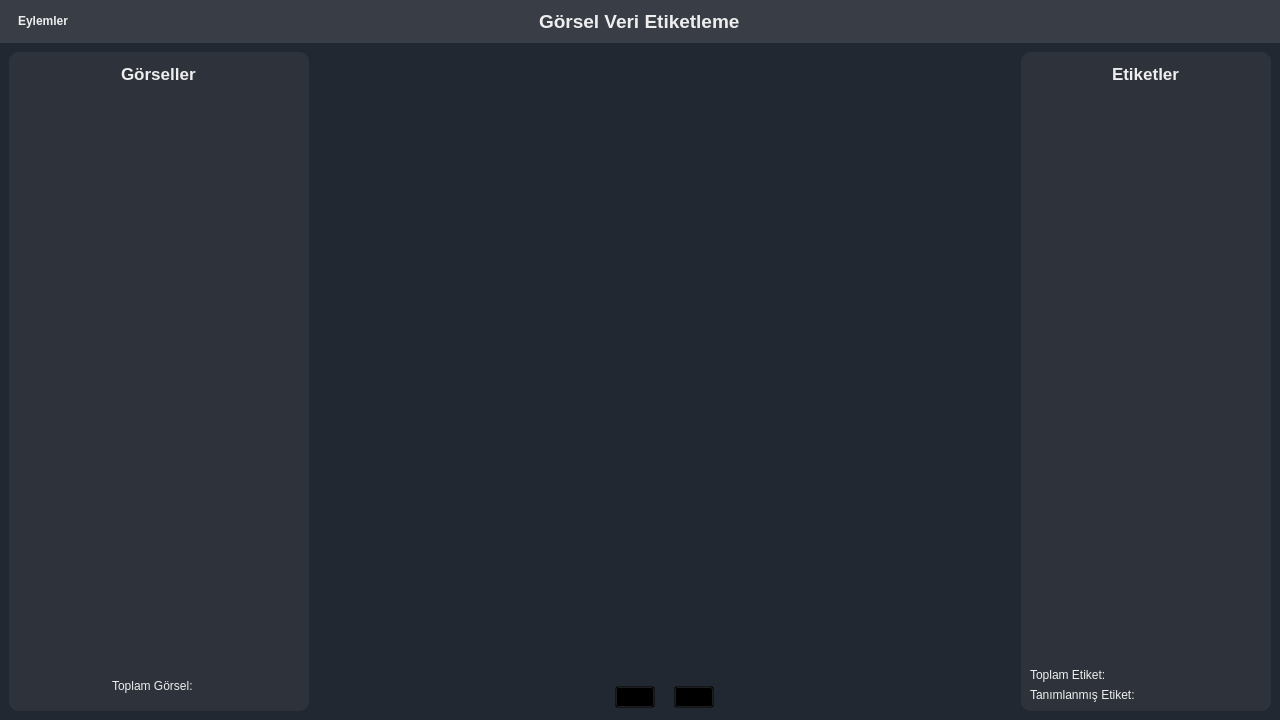
Above: templates/ui/mainWindow.ui from ismaildrcn/data-labeling before the change. Below: the same form after it.
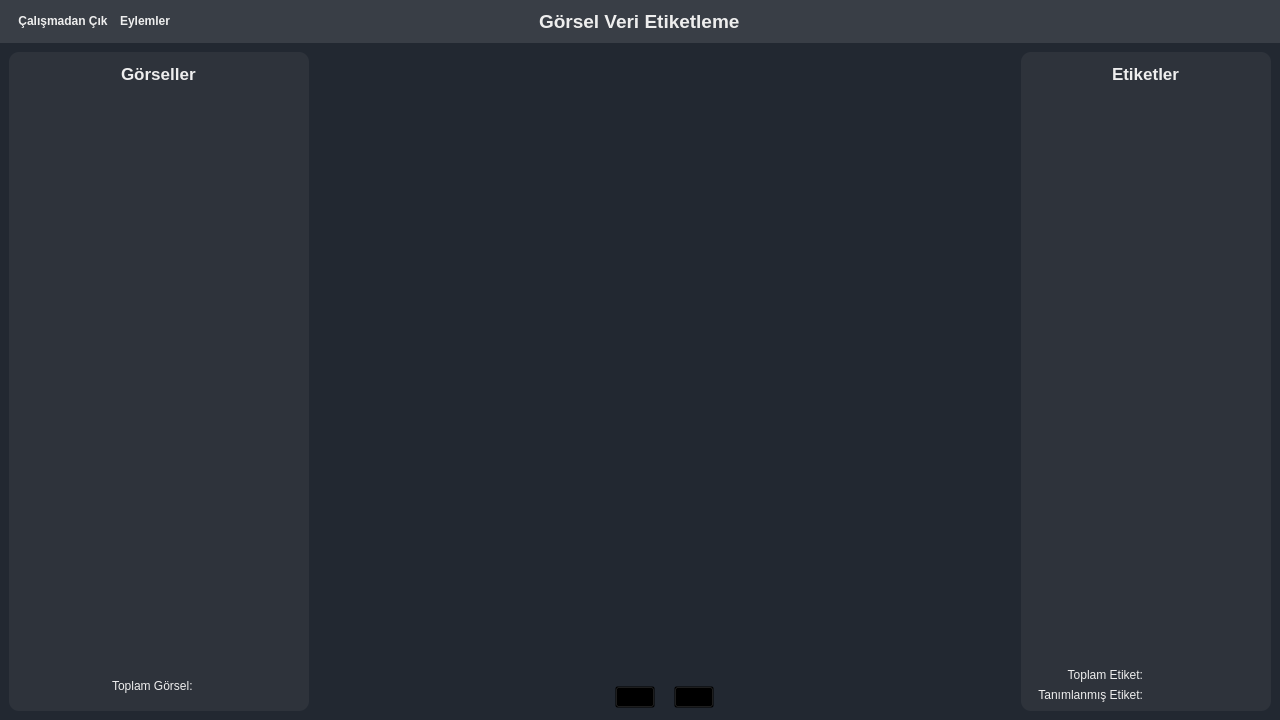
That is the form after the change. Icons and pictures are not drawn.

Commit message: Add exit project

The edit to the form file:
```diff
--- a/templates/ui/mainWindow.ui
+++ b/templates/ui/mainWindow.ui
@@ -138,6 +138,32 @@
        <item alignment="Qt::AlignLeft">
         <widget class="QWidget" name="widget_topbar_left_actions" native="true">
          <layout class="QHBoxLayout" name="horizontalLayout_4">
+          <property name="spacing">
+           <number>12</number>
+          </property>
+          <item>
+           <widget class="QPushButton" name="pushButton_exit_project">
+            <property name="font">
+             <font>
+              <weight>75</weight>
+              <bold>true</bold>
+             </font>
+            </property>
+            <property name="text">
+             <string>Çalışmadan Çık</string>
+            </property>
+            <property name="icon">
+             <iconset resource="../../rcc_files/rsrc.qrc">
+              <normaloff>:/images/templates/images/exit.svg</normaloff>:/images/templates/images/exit.svg</iconset>
+            </property>
+            <property name="iconSize">
+             <size>
+              <width>22</width>
+              <height>22</height>
+             </size>
+            </property>
+           </widget>
+          </item>
           <item>
            <widget class="QPushButton" name="pushButton_actions">
             <property name="font">
@@ -954,12 +980,15 @@
                </widget>
               </item>
               <item>
-               <layout class="QFormLayout" name="layout_annotation_count">
+               <layout class="QGridLayout" name="gridLayout">
                 <item row="0" column="0">
                  <widget class="QLabel" name="label_total_annotation_title">
                   <property name="text">
                    <string>Toplam Etiket:</string>
                   </property>
+                  <property name="alignment">
+                   <set>Qt::AlignRight|Qt::AlignTrailing|Qt::AlignVCenter</set>
+                  </property>
                  </widget>
                 </item>
                 <item row="0" column="1">
@@ -974,6 +1003,9 @@
                   <property name="text">
                    <string>Tanımlanmış Etiket:</string>
                   </property>
+                  <property name="alignment">
+                   <set>Qt::AlignRight|Qt::AlignTrailing|Qt::AlignVCenter</set>
+                  </property>
                  </widget>
                 </item>
                 <item row="1" column="1">
```
The commit also changes 9 other files.
